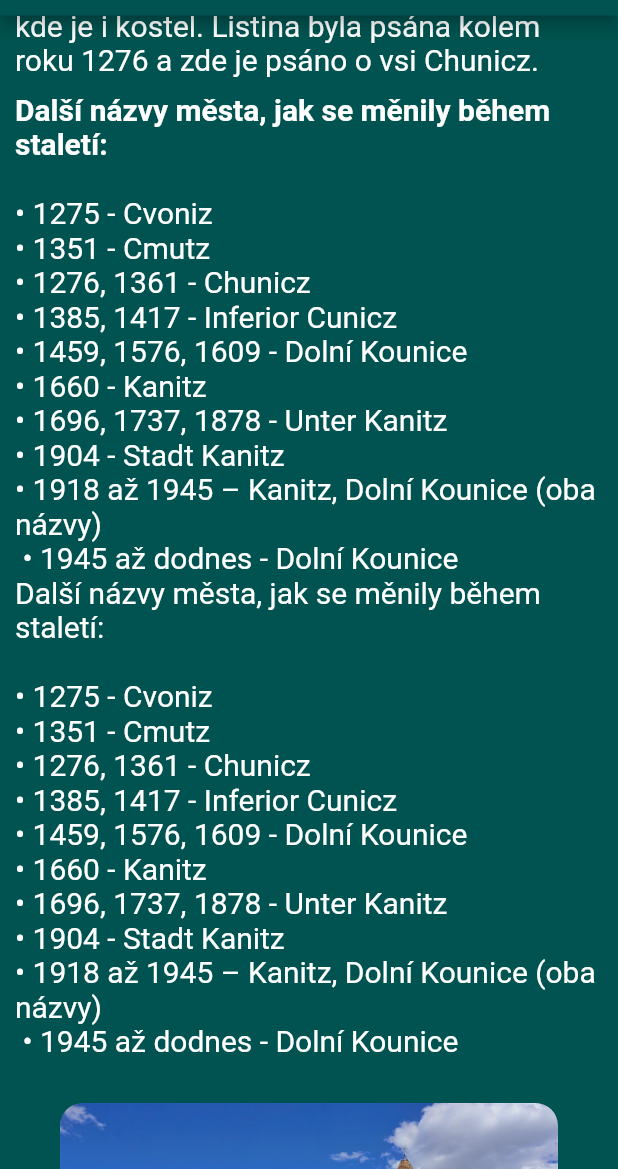
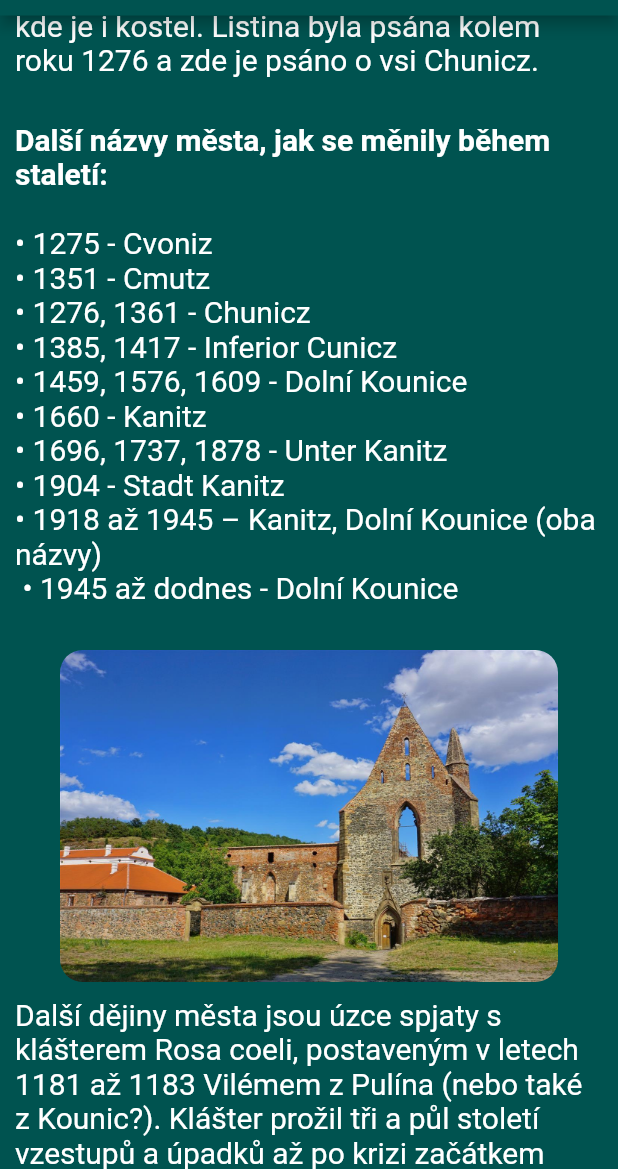
Before and after one commit to zowelu/dolni_kounice, a Flutter app: the MonumentsHistoryOfTheTown screen opened by its route, scrolled down 1152 dp, on a phone screen of 412 x 824 dp, the part 67-1236 px from its top. Run offline on Flutter 3.47's test engine with Material 2 defaults, Android fonts, the phone set to English and light mode, and no system bars; drawn by our look-alikes of styled_text; our stand-ins replace audioplayers, photo_view, splashscreen.

Commit message:
úprava stylizace textu v monuments_history_of_the_town.dart

```diff
--- a/lib/screens/monuments/monuments_history_of_the_town.dart
+++ b/lib/screens/monuments/monuments_history_of_the_town.dart
@@ -66,11 +66,8 @@ class MonumentsHistoryOfTheTown extends StatelessWidget {
           text:
               'Již před mnoha desítkami tisíc let zanechal pravěký člověk svoji pomyslnou šlépěj na půdě budoucího města. Nejstarší přítomnost člověka na území okolí Dolních Kounic datujeme až do období před 400 000 lety. Potvrzují to nálezy pěstních klínů – prvních nástrojů pravěkých lidí, které přinesli pedagog a mineralog Oldřich Svoboda a Antonín Otta, specialista na období starého paleolitu. Další důkazy, tentokrát o skutečném osídlení, máme z období 1 500 let př. n. l. Na vrchu Antoníček se rozkládalo sídliště Kultury Věteřovské z rozhraní starší a střední doby Bronzové. Bylo zde objeveno množství nádob, zbytky chat, hrnčířské pece a nálezy přeslenů – doklad tkalcovství.\n\nPrvní zmínka o Kounicích se nachází ve falsu zakládací listiny staroboleslavské kapituly z roku 1046. Pozdější informace a doklady hovoří k roku 1183 o vsi Kounice, kde je i kostel. Listina byla psána kolem roku 1276 a zde je psáno o vsi Chunicz.',
         ),
-        SizedBox(height: kDMargin),
+        SizedBox(height: kDMarginLarger),
         TextDefaultStyledText(text: '<bold>Další názvy města, jak se měnily během staletí:</bold> \n\n• 1275 - Cvoniz\n• 1351 - Cmutz\n• 1276, 1361 - Chunicz\n• 1385, 1417 - Inferior Cunicz\n• 1459, 1576, 1609 - Dolní Kounice\n• 1660 - Kanitz\n• 1696, 1737, 1878 - Unter Kanitz\n• 1904 - Stadt Kanitz\n• 1918 až 1945 – Kanitz, Dolní Kounice (oba názvy)\n • 1945 až dodnes - Dolní Kounice'),
-        TextDefaultStandart(
-            text:
-                'Další názvy města, jak se měnily během staletí: \n\n• 1275 - Cvoniz\n• 1351 - Cmutz\n• 1276, 1361 - Chunicz\n• 1385, 1417 - Inferior Cunicz\n• 1459, 1576, 1609 - Dolní Kounice\n• 1660 - Kanitz\n• 1696, 1737, 1878 - Unter Kanitz\n• 1904 - Stadt Kanitz\n• 1918 až 1945 – Kanitz, Dolní Kounice (oba názvy)\n • 1945 až dodnes - Dolní Kounice'),
         SizedBox(height: kDMargin),
         SizedBox(height: kDMargin),
         ImageOnPageWithOnTap(
@@ -89,9 +86,7 @@ class MonumentsHistoryOfTheTown extends StatelessWidget {
             text:
                 'Další dějiny města jsou úzce spjaty s klášterem Rosa coeli, postaveným v letech 1181 až 1183 Vilémem z Pulína (nebo také z Kounic?). Klášter prožil tři a půl století vzestupů a úpadků až po krizi začátkem šestnáctého století zanikl. Roku 1702 byl učiněn pokus o jeho obnovení, ovšem o rok později vypukl ve městě obrovský požár, který se přenesl na rekonstruovaný klášter. Ohni padla za oběť střecha nad klášterním chrámem, kaplí, křížovou chodbou a ložnicemi pro kněze. Po požáru již střecha klášterního chrámu nebyla nikdy obnovena.'),
         SizedBox(height: kDMargin),
-        TextDefaultStandart(
-            text:
-                'Klášterní areál stráží zámek, původně klášterní hrad, postavený v letech 1284 až 1330'),
+        TextDefaultStyledText(text: '<bold>Klášterní areál stráží zámek</bold>, původně klášterní hrad, postavený v letech 1284 až 1330'),
         SizedBox(height: kDMargin),
         ImageOnPageWithOnTap(
           assetImage: historyOfTheTown.imageGallery[2],
@@ -123,13 +118,11 @@ class MonumentsHistoryOfTheTown extends StatelessWidget {
           },
         ),
         SizedBox(height: kDMargin),
-        TextDefaultStandart(
+        TextDefaultStyledText(text: '<bold>S historickými objekty a památkami se můžeme setkat v katastru Dolních Kounic doslova na každém kroku</bold>. Mimo klášter a zámek mohou návštěvníci shlédnout , lidově zvaný Barborka (Původně protestanstský kostel, v 17. stol. přestavěný do nynější podoby), Kostel sv. Petra a Pavla na Masarykově náměstí (Novorenesanční stavba z let 1877–1879, která nahradila starší kostel, zrušený po povodni v roce 1862), Kapli sv. Jana Křtitele (pozdně gotická stavba z 16. stol., nacházející se na Náměstí míru, kde se až do roku 1947 rozprostíral hřbitov), Měšťanské renesanční a barokní domy, Římskokatolickou faru z 18. století, několik barokních soch (např. socha sv. Jana Nepomuckého na Masarykově náměstí a socha téhož světce u kostela sv. Petra a Pavla), Boží muka a kříže. Nedílnou součástí města jsou pozůstatky kdysi rozsáhlé židovské obce - Synagoga, postavená v roce 1652–1655 v raně barokním slohu, patřící k nejstarším synagogám na Moravě a Židovský hřbitov, založený v roce 1680 ve svahu nad ghettem na jižním okraji města.'),
+        SizedBox(height: kDMarginLarger),
+        TextDefaultStyledText(
             text:
-                'S historickými objekty a památkami se můžeme setkat v katastru Dolních Kounic doslova na každém kroku. Mimo klášter a zámek mohou návštěvníci shlédnout , lidově zvaný Barborka (Původně protestanstský kostel, v 17. stol. přestavěný do nynější podoby), Kostel sv. Petra a Pavla na Masarykově náměstí (Novorenesanční stavba z let 1877–1879, která nahradila starší kostel, zrušený po povodni v roce 1862), Kapli sv. Jana Křtitele (pozdně gotická stavba z 16. stol., nacházející se na Náměstí míru, kde se až do roku 1947 rozprostíral hřbitov), Měšťanské renesanční a barokní domy, Římskokatolickou faru z 18. století, několik barokních soch (např. socha sv. Jana Nepomuckého na Masarykově náměstí a socha téhož světce u kostela sv. Petra a Pavla), Boží muka a kříže. Nedílnou součástí města jsou pozůstatky kdysi rozsáhlé židovské obce - Synagoga, postavená v roce 1652–1655 v raně barokním slohu, patřící k nejstarším synagogám na Moravě a Židovský hřbitov, založený v roce 1680 ve svahu nad ghettem na jižním okraji města.'),
-        SizedBox(height: kDMargin),
-        TextDefaultStandart(
-            text:
-                'Šibeniční hora, vypínající se nad údolím řeky Jihlavy, bývala ve středověku místem rozsudků smrti nad nejhoršími hříšníky. Poslední poprava upálením zaživa zde byla vykonána 21. srpna 1754 na služce Marianě Kvapilové z Neslovic, obviněné ze žhářství.'),
+                '<bold>Šibeniční hora</bold>, vypínající se nad údolím řeky Jihlavy, bývala ve středověku místem rozsudků smrti nad nejhoršími hříšníky. Poslední poprava upálením zaživa zde byla vykonána 21. srpna 1754 na služce Marianě Kvapilové z Neslovic, obviněné ze žhářství.'),
         SizedBox(height: kDMargin),
         ImageOnPageWithOnTap(
           assetImage: historyOfTheTown.imageGallery[4],
@@ -144,29 +137,29 @@ class MonumentsHistoryOfTheTown extends StatelessWidget {
           },
         ),
         SizedBox(height: kDMargin),
-        TextDefaultStandart(
+        TextDefaultStyledText(
             text:
-                'Roku 1571 byla Dolním Kounicím císařským patentem udělena pečeť s krahujcem ve znaku. Dále nový znak udělený panovníkem Maxmiliánem II. dne 10. dubna 1571. Popis: „Štít červené, aneb rubínové barvy, v němžto krahujec pták své přirozené barvy s rozletitými křídly, majíc nohy rozhozené a držíc v ústech neboližto v pyscích hrozen vinný modrý, v spodku pak téhož štítu jeden list zelený z křoví vinného rozložený a u vrchu v každém rohu téhož štítu týmž způsobem“. Tento městský znak Dolní Kounice užívají dodnes.'),
+                '<bold>Roku 1571 byla Dolním Kounicím císařským patentem udělena pečeť s krahujcem ve znaku</bold>. Dále nový znak udělený panovníkem Maxmiliánem II. dne 10. dubna 1571. Popis: „Štít červené, aneb rubínové barvy, v němžto krahujec pták své přirozené barvy s rozletitými křídly, majíc nohy rozhozené a držíc v ústech neboližto v pyscích hrozen vinný modrý, v spodku pak téhož štítu jeden list zelený z křoví vinného rozložený a u vrchu v každém rohu téhož štítu týmž způsobem“. Tento městský znak Dolní Kounice užívají dodnes.'),
         SizedBox(height: kDMargin),
-        TextDefaultStandart(
+        TextDefaultStyledText(
             text:
-                'Péče o obyvatelstvo je zajištěna jak množstvím obchodů a služeb, tak zdravotnickou péčí. Patrně nejstarším průmyslovým objektem na území Dolních Kounic byl klášterní, panský a později soukromý mlýn. První typický obchod v Dolních Kounicích byl otevřen již roku 1797. Jednalo se o Krupařství rodiny Bartoňkovy na náměstí Míru č. p. 217. První nejstarší továrnou ve městě byl komplex, sestávající textilky, škrobárny a bělidla, založený v roce 1806 pod názvem Továrna na modrotisk, neboli pod německým názvem Blaudruck Fabrik Frantz Baltzar. Mezi další významné podniky města, z nichž některé již zanikly, můžeme jmenovat např. cihelny, Retex, kamenolom, cementárnu a Drukocel. Ve druhé polovině devatenáctého století bylo velmi rozšířeno perleťářství. Dostatek suroviny - perletě, poskytovala zpočátku řeka Jihlava, díky existenci škeble rybničné. Také zemědělství a ovocnářství bylo významným článkem obživy obyvatel. Do dnešních dnů přetrvalo převážně vinohradnictví, jež má v Dolních Kounicích bohatou tradici. První písemná zpráva o kounických vinicích je z roku 1361. V roce 1737 vzniklo Počestné bratrstvo vinařů aneb kopáčů v městě Dolních Kounicích. Svou strukturou se bratrstvo podobalo cechu. Jeho nástupci – Bratrstvo vinařů a kopáčů 1737 působí ve městě dodnes.'),
+                'Péče o obyvatelstvo je zajištěna jak množstvím obchodů a služeb, tak zdravotnickou péčí. <bold>Patrně nejstarším průmyslovým objektem na území Dolních Kounic byl klášterní, panský a později soukromý mlýn</bold>. První typický obchod v Dolních Kounicích byl otevřen již roku 1797. Jednalo se o Krupařství rodiny Bartoňkovy na náměstí Míru č. p. 217. První nejstarší továrnou ve městě byl komplex, sestávající textilky, škrobárny a bělidla, založený v roce 1806 pod názvem Továrna na modrotisk, neboli pod německým názvem Blaudruck Fabrik Frantz Baltzar. Mezi další významné podniky města, z nichž některé již zanikly, můžeme jmenovat např. cihelny, Retex, kamenolom, cementárnu a Drukocel. Ve druhé polovině devatenáctého století bylo velmi rozšířeno perleťářství. Dostatek suroviny - perletě, poskytovala zpočátku řeka Jihlava, díky existenci škeble rybničné. Také zemědělství a ovocnářství bylo významným článkem obživy obyvatel. Do dnešních dnů přetrvalo převážně vinohradnictví, jež má v Dolních Kounicích bohatou tradici. První písemná zpráva o kounických vinicích je z roku 1361. V roce 1737 vzniklo Počestné bratrstvo vinařů aneb kopáčů v městě Dolních Kounicích. Svou strukturou se bratrstvo podobalo cechu. Jeho nástupci – Bratrstvo vinařů a kopáčů 1737 působí ve městě dodnes.'),
         SizedBox(height: kDMargin),
-        TextDefaultStandart(
+        TextDefaultStyledText(
             text:
-                'V roce 1862 postihla Dolní Kounice největší povodeň v dějinách. Řeka Jihlava se vylila z břehů, a protože voda sebou nesla obrovské množství ledových ker, dřeva a různých trosek, strhávala vše, co jí stálo v cestě. Za oběť padl most, splav, byl poničen mlýn a strženo bylo celkem 180 domů. Musel být uzavřen a o několik let později zbořen, starý gotický kostel u řeky.'),
+                '<bold>V roce 1862 postihla Dolní Kounice největší povodeň v dějinách</bold>. Řeka Jihlava se vylila z břehů, a protože voda sebou nesla obrovské množství ledových ker, dřeva a různých trosek, strhávala vše, co jí stálo v cestě. Za oběť padl most, splav, byl poničen mlýn a strženo bylo celkem 180 domů. Musel být uzavřen a o několik let později zbořen, starý gotický kostel u řeky.'),
         SizedBox(height: kDMargin),
-        TextDefaultStandart(
+        TextDefaultStyledText(
             text:
-                'Vzdělanost obyvatel zajišťovaly školy již od vzniku kláštera. Během staletí se vyskytovala škola klášterní, bratrská, obecná, židovská a německá. Roku 1910 byla otevřena nová měšťanská škola.\n\nRok 1920 znamenal významný mezník zvýšení komfortu života obyvatel, neboť bylo do Dolních Kounic zavedeno elektrické osvětlení a o pět let později první autobusová doprava, která postupně nahradila dopravu pošty a osob dostavníkem.\n\nPrezident Tomáš Garrigue Masaryk projížděl 13. června 1928 Dolními Kounicemi na své cestě po Moravě.'),
+                'Vzdělanost obyvatel zajišťovaly školy již od vzniku kláštera. Během staletí se vyskytovala škola klášterní, bratrská, obecná, židovská a německá. Roku 1910 byla otevřena nová měšťanská škola.\n\nRok 1920 znamenal významný mezník zvýšení komfortu života obyvatel, neboť bylo do Dolních Kounic <bold>zavedeno elektrické osvětlení</bold. a o pět let později první autobusová doprava, která postupně nahradila dopravu pošty a osob dostavníkem.\n\n<bold>Prezident Tomáš Garrigue Masaryk</bold> projížděl 13. června 1928 Dolními Kounicemi na své cestě po Moravě.'),
         SizedBox(height: kDMargin),
-        TextDefaultStandart(
+        TextDefaultStyledText(
             text:
-                'V době mobilizace roku 1938 se v Dolních Kounicích nacházel štáb 1. praporu 53. pluku, jehož velitelem byl Ludvík Svoboda. 15. března 1939 zahájila německá vojska obsazování našeho města. Okupace vyvrcholila 18. dubna 1945, kdy německé vojsko vyhodilo do povětří most a město tak bylo rozděleno na dvě části. V ten dorazili i první sovětští vojáci, přesto si po několikadenních bojích museli obyvatelé počkat na definitivní osvobození až do 8. května. Při osvobozování Dolních Kounic zahynulo 23 obyvatel a šest vojáků Rudé armády. V koncentračních táborech zemřelo 66 osob, z toho 56 místních Židů.'),
+                'V době mobilizace roku 1938 se v Dolních Kounicích nacházel štáb 1. praporu 53. pluku, jehož velitelem byl Ludvík Svoboda. 15. března 1939 zahájila německá vojska obsazování našeho města. Okupace vyvrcholila 18. dubna 1945, kdy <bold>německé vojsko vyhodilo do povětří most a město tak bylo rozděleno na dvě části</bold>. V ten dorazili i první sovětští vojáci, přesto si po několikadenních bojích museli obyvatelé počkat na definitivní osvobození až do 8. května. Při osvobozování Dolních Kounic <bold>zahynulo 23 obyvatel</bold> a šest vojáků Rudé armády. V <bold>koncentračních táborech</bold> zemřelo 66 osob, z toho 56 místních Židů.'),
         SizedBox(height: kDMargin),
-        TextDefaultStandart(
+        TextDefaultStyledText(
             text:
-                'Nový most byl společně s přilehlou komunikací směrem na Ivančice vybudován v šedesátých letech dvacátého století. Roku 1964 odebraly státní orgány Dolním Kounicím statut města. Navrácen byl na základě dekretu tehdejšího předsedy Poslanecké sněmovny Parlamentu České republiky Miloše Zemana.'),
+                '<bold>Nový most</bold> byl společně s přilehlou komunikací směrem na Ivančice vybudován v šedesátých letech dvacátého století. Roku 1964 odebraly státní orgány Dolním Kounicím statut města. Navrácen byl na základě dekretu tehdejšího předsedy Poslanecké sněmovny Parlamentu České republiky Miloše Zemana.'),
         SizedBox(height: kDMargin),
       ],
     );
```
